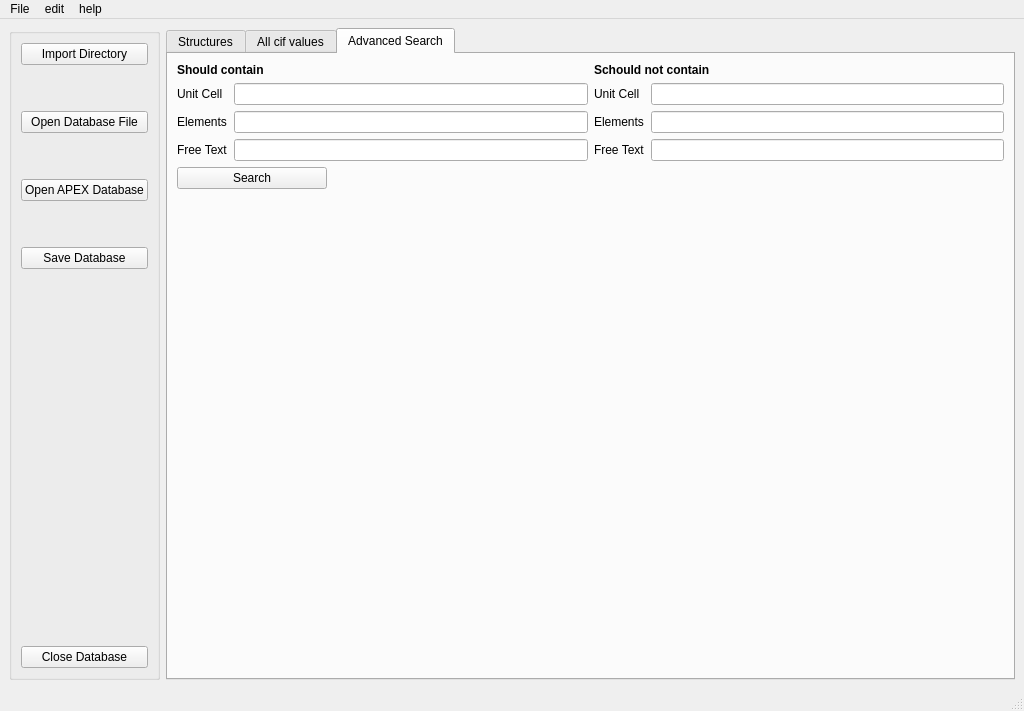
Old version of the form gui/strf_main.ui in the repository dkratzert/StructureFinder.
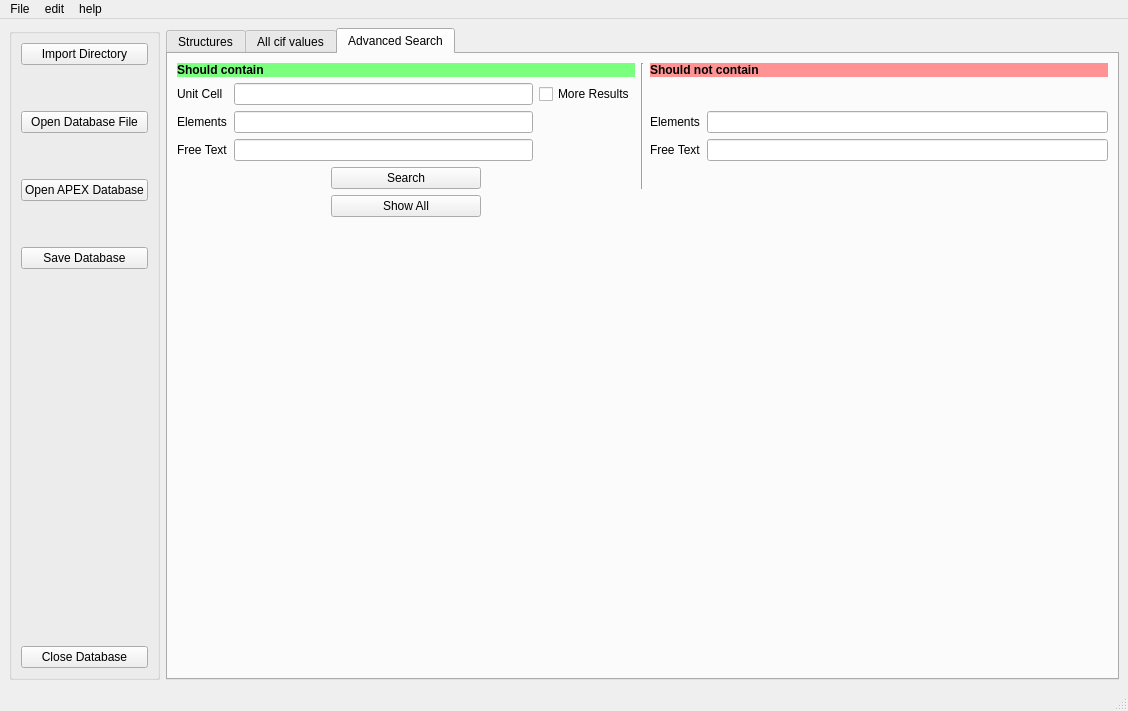
New version of the form.

What changed in the file:
```diff
--- a/gui/strf_main.ui
+++ b/gui/strf_main.ui
@@ -7,7 +7,7 @@
    <rect>
     <x>0</x>
     <y>0</y>
-    <width>1024</width>
+    <width>1128</width>
     <height>711</height>
    </rect>
   </property>
@@ -1032,8 +1032,8 @@
        <layout class="QHBoxLayout" name="horizontalLayout">
         <item>
          <layout class="QGridLayout" name="gridLayout_6">
-          <item row="0" column="1">
-           <widget class="QLabel" name="label_3">
+          <item row="0" column="2">
+           <widget class="QLabel" name="NotContainsLabel">
             <property name="font">
              <font>
               <weight>75</weight>
@@ -1043,8 +1043,30 @@
             <property name="autoFillBackground">
              <bool>false</bool>
             </property>
+            <property name="styleSheet">
+             <string notr="true">background-color: rgb(255, 147, 147);</string>
+            </property>
             <property name="text">
-             <string>Schould not contain</string>
+             <string>Should not contain</string>
+            </property>
+            <property name="textFormat">
+             <enum>Qt::AutoText</enum>
+            </property>
+           </widget>
+          </item>
+          <item row="0" column="0">
+           <widget class="QLabel" name="containsLabel">
+            <property name="font">
+             <font>
+              <weight>75</weight>
+              <bold>true</bold>
+             </font>
+            </property>
+            <property name="styleSheet">
+             <string notr="true">background-color: rgb(123, 255, 127);</string>
+            </property>
+            <property name="text">
+             <string>Should contain</string>
             </property>
            </widget>
           </item>
@@ -1087,78 +1109,17 @@
               </property>
              </widget>
             </item>
+            <item row="1" column="2">
+             <widget class="QCheckBox" name="ad_moreResultscheckBox">
+              <property name="text">
+               <string>More Results</string>
+              </property>
+             </widget>
+            </item>
            </layout>
           </item>
-          <item row="3" column="1">
-           <spacer name="verticalSpacer_8">
-            <property name="orientation">
-             <enum>Qt::Vertical</enum>
-            </property>
-            <property name="sizeHint" stdset="0">
-             <size>
-              <width>20</width>
-              <height>40</height>
-             </size>
-            </property>
-           </spacer>
-          </item>
-          <item row="0" column="0">
-           <widget class="QLabel" name="label_2">
-            <property name="font">
-             <font>
-              <weight>75</weight>
-              <bold>true</bold>
-             </font>
-            </property>
-            <property name="text">
-             <string>Should contain</string>
-            </property>
-           </widget>
-          </item>
-          <item row="2" column="0">
-           <widget class="QPushButton" name="ad_SearchPushButton">
-            <property name="sizePolicy">
-             <sizepolicy hsizetype="Fixed" vsizetype="Fixed">
-              <horstretch>0</horstretch>
-              <verstretch>0</verstretch>
-             </sizepolicy>
-            </property>
-            <property name="minimumSize">
-             <size>
-              <width>150</width>
-              <height>0</height>
-             </size>
-            </property>
-            <property name="text">
-             <string>Search</string>
-            </property>
-           </widget>
-          </item>
-          <item row="1" column="1">
+          <item row="1" column="2">
            <layout class="QGridLayout" name="gridLayout_7">
-            <item row="1" column="1">
-             <widget class="QLineEdit" name="ad_elementsExLineEdit_2"/>
-            </item>
-            <item row="1" column="0">
-             <widget class="QLabel" name="elementsExcludedLabel_2">
-              <property name="text">
-               <string>Elements</string>
-              </property>
-             </widget>
-            </item>
-            <item row="2" column="1">
-             <widget class="QLineEdit" name="ad_textsearch_2"/>
-            </item>
-            <item row="0" column="1">
-             <widget class="QLineEdit" name="ad_unitCellLineEdit_2">
-              <property name="sizePolicy">
-               <sizepolicy hsizetype="Preferred" vsizetype="Fixed">
-                <horstretch>0</horstretch>
-                <verstretch>0</verstretch>
-               </sizepolicy>
-              </property>
-             </widget>
-            </item>
             <item row="2" column="0">
              <widget class="QLabel" name="wR2Label_3">
               <property name="text">
@@ -1166,15 +1127,86 @@
               </property>
              </widget>
             </item>
+            <item row="1" column="1">
+             <widget class="QLineEdit" name="ad_elementsExclLineEdit"/>
+            </item>
+            <item row="1" column="0">
+             <widget class="QLabel" name="elementsExcludedLabel_2">
+              <property name="text">
+               <string>Elements</string>
+              </property>
+             </widget>
+            </item>
+            <item row="2" column="1">
+             <widget class="QLineEdit" name="ad_textsearch_excl"/>
+            </item>
             <item row="0" column="0">
              <widget class="QLabel" name="unitCellLabel_2">
               <property name="text">
-               <string>Unit Cell</string>
+               <string/>
               </property>
              </widget>
             </item>
            </layout>
           </item>
+          <item row="0" column="1" rowspan="3">
+           <widget class="Line" name="line_2">
+            <property name="orientation">
+             <enum>Qt::Vertical</enum>
+            </property>
+           </widget>
+          </item>
+          <item row="4" column="2">
+           <spacer name="verticalSpacer_8">
+            <property name="orientation">
+             <enum>Qt::Vertical</enum>
+            </property>
+            <property name="sizeHint" stdset="0">
+             <size>
+              <width>20</width>
+              <height>40</height>
+             </size>
+            </property>
+           </spacer>
+          </item>
+          <item row="2" column="0" alignment="Qt::AlignHCenter">
+           <widget class="QPushButton" name="ad_SearchPushButton">
+            <property name="sizePolicy">
+             <sizepolicy hsizetype="Fixed" vsizetype="Fixed">
+              <horstretch>0</horstretch>
+              <verstretch>0</verstretch>
+             </sizepolicy>
+            </property>
+            <property name="minimumSize">
+             <size>
+              <width>150</width>
+              <height>0</height>
+             </size>
+            </property>
+            <property name="text">
+             <string>Search</string>
+            </property>
+           </widget>
+          </item>
+          <item row="3" column="0" alignment="Qt::AlignHCenter">
+           <widget class="QPushButton" name="ad_ShowAll">
+            <property name="sizePolicy">
+             <sizepolicy hsizetype="Fixed" vsizetype="Fixed">
+              <horstretch>0</horstretch>
+              <verstretch>0</verstretch>
+             </sizepolicy>
+            </property>
+            <property name="minimumSize">
+             <size>
+              <width>150</width>
+              <height>0</height>
+             </size>
+            </property>
+            <property name="text">
+             <string>Show All</string>
+            </property>
+           </widget>
+          </item>
          </layout>
         </item>
        </layout>
@@ -1188,8 +1220,8 @@
     <rect>
      <x>0</x>
      <y>0</y>
-     <width>1024</width>
-     <height>22</height>
+     <width>1128</width>
+     <height>21</height>
     </rect>
    </property>
    <widget class="QMenu" name="fileMenu">
```
Left out of the diff: 207 changed lines with no effect on the pictures.
